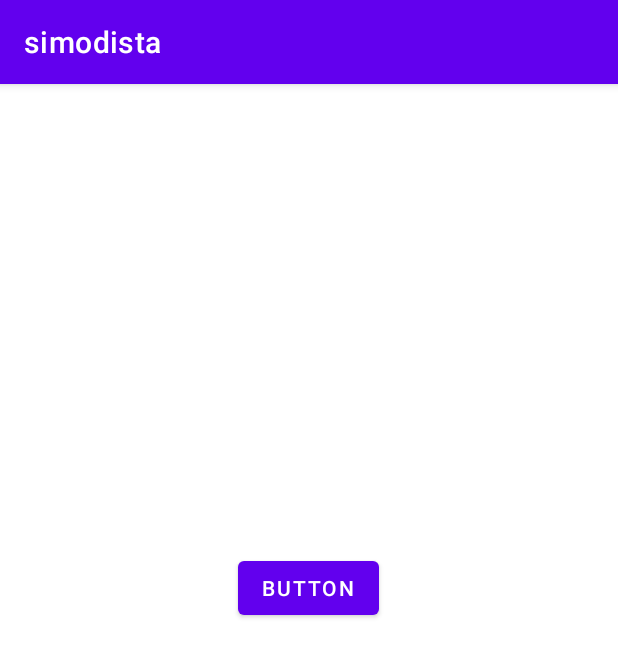
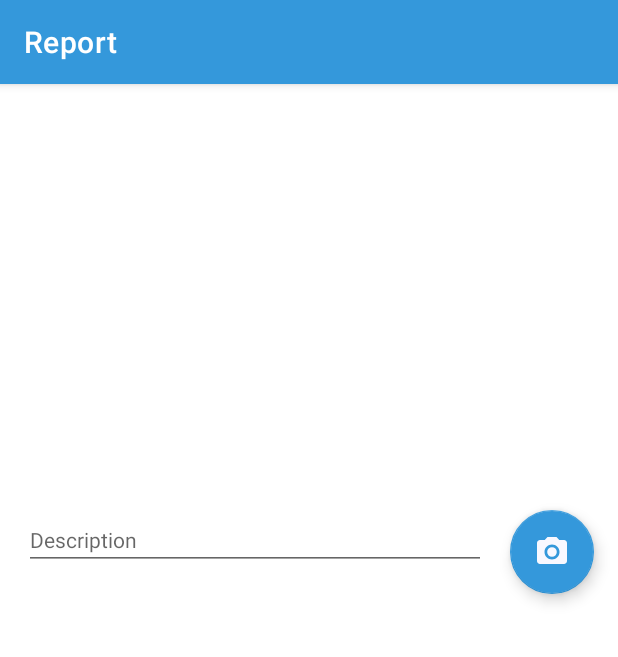
Before and after one commit to hanunmasitha/simosdista, an Android app: the CreateReportFragment screen opened through its navigation route, on a phone screen of 412 x 824 dp. Shown: the top 657 px of the screen. Run offline under Robolectric (Android 15) with nearby library versions, the phone set to English and light mode, and no system bars; our stand-ins replace Firebase (no records; nobody signed in at launch, a user with empty details on screens opened directly).

Commit message:
Add Notification

```diff
--- a/android/app/src/main/java/com/example/simodista/presenter/home/UserHomeFragment.kt
+++ b/android/app/src/main/java/com/example/simodista/presenter/home/UserHomeFragment.kt
@@ -2,10 +2,9 @@ package com.example.simodista.presenter.home
 
 import android.os.Bundle
 import android.util.Log
+import android.view.*
+import androidx.appcompat.app.AppCompatActivity
 import androidx.fragment.app.Fragment
-import android.view.LayoutInflater
-import android.view.View
-import android.view.ViewGroup
 import androidx.navigation.findNavController
 import com.example.simodista.R
 import com.example.simodista.databinding.FragmentUserHomeBinding
@@ -20,6 +19,8 @@ class UserHomeFragment : Fragment() {
         savedInstanceState: Bundle?
     ): View? {
         // Inflate the layout for this fragment
+        setHasOptionsMenu(true)
+        (activity as AppCompatActivity?)?.supportActionBar?.title = "Home"
         return inflater.inflate(R.layout.fragment_user_home, container, false)
     }
 
@@ -35,4 +36,18 @@ class UserHomeFragment : Fragment() {
         }
     }
 
+    override fun onCreateOptionsMenu(menu: Menu, inflater: MenuInflater) {
+        super.onCreateOptionsMenu(menu, inflater)
+        menu.clear()
+        inflater.inflate(R.menu.menu, menu)
+    }
+
+    override fun onOptionsItemSelected(item: MenuItem): Boolean {
+        if (item.itemId == R.id.menu_notification) {
+            view?.findNavController()?.navigate(R.id.action_userHomeFragment_to_notificationFragment)
+        }
+        return super.onOptionsItemSelected(item)
+
+    }
+
 }
--- a/android/app/src/main/java/com/example/simodista/presenter/report/CreateReportFragment.kt
+++ b/android/app/src/main/java/com/example/simodista/presenter/report/CreateReportFragment.kt
@@ -10,18 +10,22 @@ import android.view.LayoutInflater
 import android.view.View
 import android.view.ViewGroup
 import android.widget.Toast
+import androidx.appcompat.app.AppCompatActivity
 import androidx.core.content.FileProvider
 import androidx.fragment.app.Fragment
 import com.example.simodista.R
 import com.example.simodista.databinding.FragmentCreateReportBinding
 import java.io.File
-import java.util.*
 
 
 class CreateReportFragment : Fragment() {
     lateinit var binding: FragmentCreateReportBinding
-    private val FILE_NAME = "photo.jpg"
-    private val REQUEST_CODE = 42
+
+    companion object{
+        private const val FILE_NAME = "photo.jpg"
+        private const val REQUEST_CODE = 42
+    }
+
     private lateinit var photoFile: File
 
     override fun onCreateView(
@@ -29,13 +33,14 @@ class CreateReportFragment : Fragment() {
         savedInstanceState: Bundle?
     ): View? {
         // Inflate the layout for this fragment
+        (activity as AppCompatActivity?)?.supportActionBar?.title = "Report"
         return inflater.inflate(R.layout.fragment_create_report, container, false)
     }
 
     override fun onViewCreated(view: View, savedInstanceState: Bundle?) {
         super.onViewCreated(view, savedInstanceState)
         binding = FragmentCreateReportBinding.bind(view)
-        binding.button2.setOnClickListener {
+        binding.fabUploadPhoto.setOnClickListener {
             val takePictureIntent = Intent(MediaStore.ACTION_IMAGE_CAPTURE)
             photoFile = getPhotoFile(FILE_NAME)
 
--- /dev/null
+++ b/android/app/src/main/res/drawable/ic_baseline_camera_alt_24.xml
@@ -0,0 +1,6 @@
+<vector android:height="24dp" android:tint="#FFFFFF"
+    android:viewportHeight="24" android:viewportWidth="24"
+    android:width="24dp" xmlns:android="http://schemas.android.com/apk/res/android">
+    <path android:fillColor="@android:color/white" android:pathData="M12,12m-3.2,0a3.2,3.2 0,1 1,6.4 0a3.2,3.2 0,1 1,-6.4 0"/>
+    <path android:fillColor="@android:color/white" android:pathData="M9,2L7.17,4L4,4c-1.1,0 -2,0.9 -2,2v12c0,1.1 0.9,2 2,2h16c1.1,0 2,-0.9 2,-2L22,6c0,-1.1 -0.9,-2 -2,-2h-3.17L15,2L9,2zM12,17c-2.76,0 -5,-2.24 -5,-5s2.24,-5 5,-5 5,2.24 5,5 -2.24,5 -5,5z"/>
+</vector>
--- /dev/null
+++ b/android/app/src/main/res/drawable/ic_baseline_notifications_24.xml
@@ -0,0 +1,5 @@
+<vector android:height="24dp" android:tint="#FFFFFF"
+    android:viewportHeight="24" android:viewportWidth="24"
+    android:width="24dp" xmlns:android="http://schemas.android.com/apk/res/android">
+    <path android:fillColor="@android:color/white" android:pathData="M12,22c1.1,0 2,-0.9 2,-2h-4c0,1.1 0.89,2 2,2zM18,16v-5c0,-3.07 -1.64,-5.64 -4.5,-6.32L13.5,4c0,-0.83 -0.67,-1.5 -1.5,-1.5s-1.5,0.67 -1.5,1.5v0.68C7.63,5.36 6,7.92 6,11v5l-2,2v1h16v-1l-2,-2z"/>
+</vector>
--- /dev/null
+++ b/android/app/src/main/res/drawable/ic_baseline_settings_24.xml
@@ -0,0 +1,5 @@
+<vector android:height="24dp" android:tint="#FFFFFF"
+    android:viewportHeight="24" android:viewportWidth="24"
+    android:width="24dp" xmlns:android="http://schemas.android.com/apk/res/android">
+    <path android:fillColor="@android:color/white" android:pathData="M19.14,12.94c0.04,-0.3 0.06,-0.61 0.06,-0.94c0,-0.32 -0.02,-0.64 -0.07,-0.94l2.03,-1.58c0.18,-0.14 0.23,-0.41 0.12,-0.61l-1.92,-3.32c-0.12,-0.22 -0.37,-0.29 -0.59,-0.22l-2.39,0.96c-0.5,-0.38 -1.03,-0.7 -1.62,-0.94L14.4,2.81c-0.04,-0.24 -0.24,-0.41 -0.48,-0.41h-3.84c-0.24,0 -0.43,0.17 -0.47,0.41L9.25,5.35C8.66,5.59 8.12,5.92 7.63,6.29L5.24,5.33c-0.22,-0.08 -0.47,0 -0.59,0.22L2.74,8.87C2.62,9.08 2.66,9.34 2.86,9.48l2.03,1.58C4.84,11.36 4.8,11.69 4.8,12s0.02,0.64 0.07,0.94l-2.03,1.58c-0.18,0.14 -0.23,0.41 -0.12,0.61l1.92,3.32c0.12,0.22 0.37,0.29 0.59,0.22l2.39,-0.96c0.5,0.38 1.03,0.7 1.62,0.94l0.36,2.54c0.05,0.24 0.24,0.41 0.48,0.41h3.84c0.24,0 0.44,-0.17 0.47,-0.41l0.36,-2.54c0.59,-0.24 1.13,-0.56 1.62,-0.94l2.39,0.96c0.22,0.08 0.47,0 0.59,-0.22l1.92,-3.32c0.12,-0.22 0.07,-0.47 -0.12,-0.61L19.14,12.94zM12,15.6c-1.98,0 -3.6,-1.62 -3.6,-3.6s1.62,-3.6 3.6,-3.6s3.6,1.62 3.6,3.6S13.98,15.6 12,15.6z"/>
+</vector>
--- a/android/app/src/main/res/layout/fragment_create_report.xml
+++ b/android/app/src/main/res/layout/fragment_create_report.xml
@@ -9,9 +9,11 @@
 
     <ImageView
         android:id="@+id/imageView"
-        android:layout_width="320dp"
+        android:layout_width="0dp"
         android:layout_height="200dp"
+        android:layout_marginStart="16dp"
         android:layout_marginTop="60dp"
+        android:layout_marginEnd="16dp"
         android:scaleType="centerCrop"
         app:layout_constraintEnd_toEndOf="parent"
         app:layout_constraintHorizontal_bias="0.491"
@@ -19,15 +21,31 @@
         app:layout_constraintTop_toTopOf="parent"
         tools:src="@tools:sample/avatars" />
 
-    <Button
-        android:id="@+id/button2"
+
+    <EditText
+        android:id="@+id/et_description"
+        android:layout_width="0dp"
+        android:layout_height="wrap_content"
+        android:layout_marginStart="16dp"
+        android:layout_marginTop="24dp"
+        android:layout_marginEnd="16dp"
+        android:ems="10"
+        android:gravity="start|top"
+        android:inputType="textMultiLine"
+        android:hint="Description"
+        android:textSize="14sp"
+        app:layout_constraintEnd_toStartOf="@+id/fab_upload_photo"
+        app:layout_constraintStart_toStartOf="parent"
+        app:layout_constraintTop_toBottomOf="@+id/imageView" />
+
+    <com.google.android.material.floatingactionbutton.FloatingActionButton
+        android:id="@+id/fab_upload_photo"
         android:layout_width="wrap_content"
         android:layout_height="wrap_content"
-        android:layout_marginTop="52dp"
-        android:text="Button"
-        app:layout_constraintEnd_toEndOf="@+id/imageView"
-        app:layout_constraintHorizontal_bias="0.502"
-        app:layout_constraintStart_toStartOf="@+id/imageView"
-        app:layout_constraintTop_toBottomOf="@+id/imageView" />
+        android:layout_marginEnd="16dp"
+        android:clickable="true"
+        android:src="@drawable/ic_baseline_camera_alt_24"
+        app:layout_constraintEnd_toEndOf="parent"
+        app:layout_constraintTop_toTopOf="@+id/et_description" />
 
 </androidx.constraintlayout.widget.ConstraintLayout>
--- /dev/null
+++ b/android/app/src/main/res/menu/menu.xml
@@ -0,0 +1,15 @@
+<?xml version="1.0" encoding="utf-8"?>
+<menu xmlns:android="http://schemas.android.com/apk/res/android"
+    xmlns:app="http://schemas.android.com/apk/res-auto">
+    <item
+        android:id="@+id/menu_notification"
+        android:icon="@drawable/ic_baseline_notifications_24"
+        android:title="Setting"
+        app:showAsAction="collapseActionView|ifRoom" />
+
+    <item
+        android:id="@+id/menu_setting"
+        android:icon="@drawable/ic_baseline_settings_24"
+        android:title="Setting"
+        app:showAsAction="collapseActionView|always" />
+</menu>
--- a/android/app/src/main/res/navigation/navigation.xml
+++ b/android/app/src/main/res/navigation/navigation.xml
@@ -38,10 +38,18 @@
         <action
             android:id="@+id/action_userHomeFragment_to_createReportFragment2"
             app:destination="@id/createReportFragment2" />
+        <action
+            android:id="@+id/action_userHomeFragment_to_notificationFragment"
+            app:destination="@id/notificationFragment" />
     </fragment>
     <fragment
         android:id="@+id/createReportFragment2"
         android:name="com.example.simodista.presenter.report.CreateReportFragment"
         android:label="fragment_create_report"
         tools:layout="@layout/fragment_create_report" />
+    <fragment
+        android:id="@+id/notificationFragment"
+        android:name="com.example.simodista.presenter.notification.NotificationFragment"
+        android:label="fragment_notification"
+        tools:layout="@layout/fragment_notification" />
 </navigation>
--- a/android/app/src/main/res/values/colors.xml
+++ b/android/app/src/main/res/values/colors.xml
@@ -7,4 +7,7 @@
     <color name="teal_700">#FF018786</color>
     <color name="black">#FF000000</color>
     <color name="white">#FFFFFFFF</color>
+    <color name="blue">#3498DB</color>
+    <color name="dark_blue">#266691</color>
+    <color name="ghost_white">#f8f8ff</color>
 </resources>
--- a/android/app/src/main/res/values/themes.xml
+++ b/android/app/src/main/res/values/themes.xml
@@ -2,13 +2,13 @@
     <!-- Base application theme. -->
     <style name="Theme.Simodista" parent="Theme.MaterialComponents.DayNight.DarkActionBar">
         <!-- Primary brand color. -->
-        <item name="colorPrimary">@color/purple_500</item>
-        <item name="colorPrimaryVariant">@color/purple_700</item>
+        <item name="colorPrimary">@color/blue</item>
+        <item name="colorPrimaryVariant">@color/dark_blue</item>
         <item name="colorOnPrimary">@color/white</item>
         <!-- Secondary brand color. -->
-        <item name="colorSecondary">@color/teal_200</item>
-        <item name="colorSecondaryVariant">@color/teal_700</item>
-        <item name="colorOnSecondary">@color/black</item>
+        <item name="colorSecondary">@color/blue</item>
+        <item name="colorSecondaryVariant">@color/dark_blue</item>
+        <item name="colorOnSecondary">@color/ghost_white</item>
         <!-- Status bar color. -->
         <item name="android:statusBarColor" tools:targetApi="l">?attr/colorPrimaryVariant</item>
         <!-- Customize your theme here. -->
```
Also changed, not shown: android/app/src/main/java/com/example/simodista/presenter/notification/NotificationFragment.kt (added, +23 -0 lines), android/app/src/main/res/layout/fragment_login.xml (+13 -3 lines), android/app/src/main/res/layout/fragment_notification.xml (added, +13 -0 lines), android/app/src/main/res/layout/notification_item_row.xml (added, +43 -0 lines), android/app/src/main/res/drawable/login_image.png (added).
